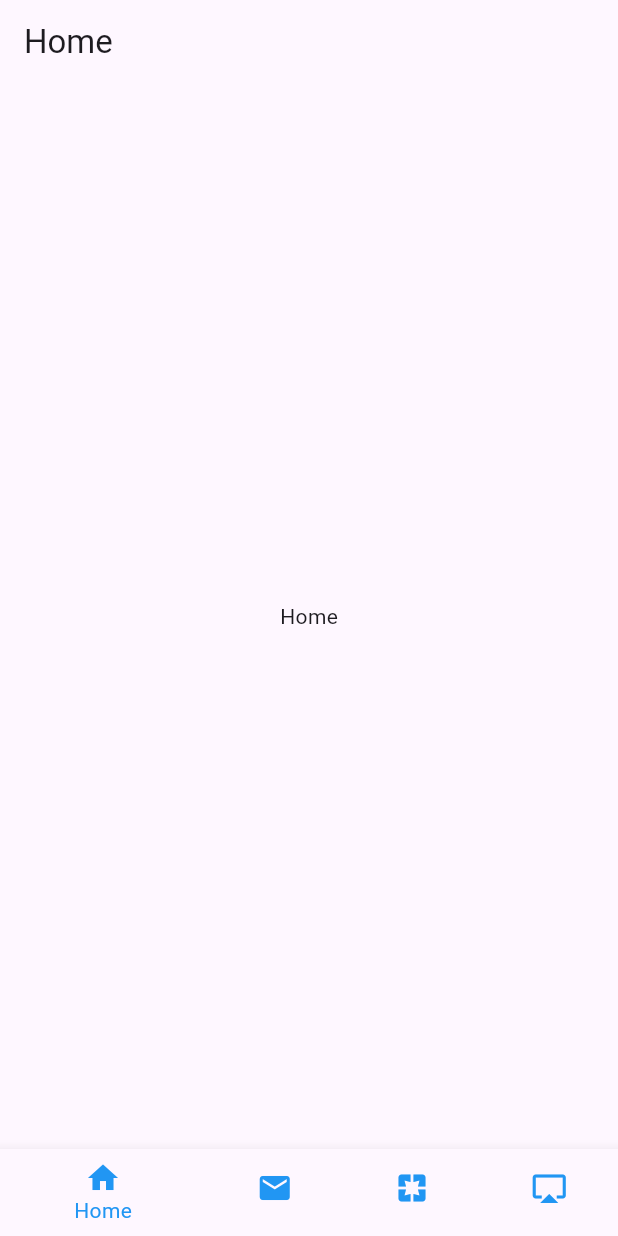
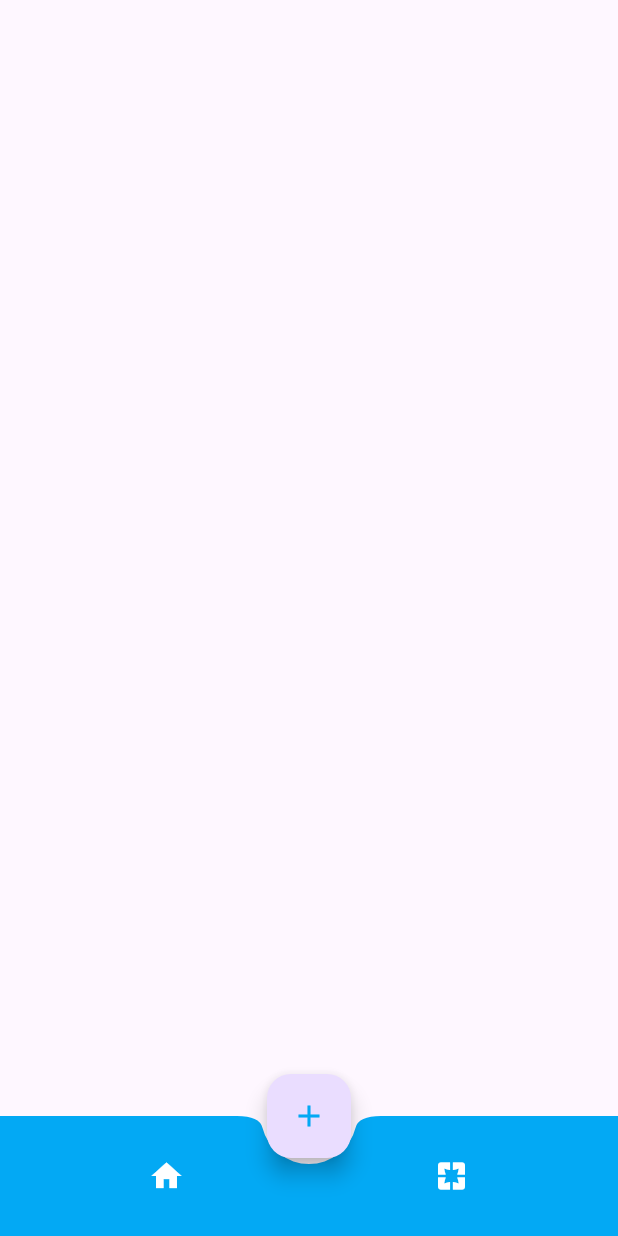
Before and after one commit to redfish-27182/my_flutter_learning, a Flutter app: the screen it shows after launch, on a phone screen of 412 x 824 dp. Run offline on Flutter 3.47's test engine with Material 3 defaults, Android fonts, the light colour scheme and no system bars.

Commit message:
class 17:底部路徑導航，不規則版本

```diff
--- a/lib/bottom_navigation_widget.dart
+++ b/lib/bottom_navigation_widget.dart
@@ -1,105 +1,47 @@
 import 'package:flutter/material.dart';
-import 'pages/email_screen.dart';
-import 'pages/home_screen.dart';
-import 'pages/pages_screen.dart';
-import 'pages/airpay_screen.dart';
 
-// ==========================================
-// 🏠 底部導航欄的主體（外殼積木）
-// ==========================================
-class BottomNavigationWidget extends StatefulWidget {
-  @override
-  // 💡 建立一個「狀態大腦（State）」，用來管理這頁所有會動的資料
-  _BottomNavigationWidgetState createState() => _BottomNavigationWidgetState();
+class BottomAppBarDemo extends StatefulWidget{
+  _BottomAppBarDemoState createState() => _BottomAppBarDemoState();
 }
 
-// ==========================================
-// 🧠 底部導航欄的狀態大腦（實際負責畫畫面與記錄數據）
-// ==========================================
-class _BottomNavigationWidgetState extends State<BottomNavigationWidget> {
-  // 💡 自訂一個顏色變數，未來想換主題色時，只要改這裡，所有按鈕一起變色！
-  final _BottomNavigationWidgetColor = Colors.blue;
+class _BottomAppBarDemoState extends State<BottomAppBarDemo>{
+  @override
+  Widget build(BuildContext context){
+    return Scaffold(
+      floatingActionButton: FloatingActionButton(
+        onPressed: (){},
+        //提示意思，長按才顯示
+        tooltip: '陳鼎云',
+        child: Icon(
+          Icons.add,
+          color:Colors.lightBlue,
+        )
+      ),
+      floatingActionButtonLocation: FloatingActionButtonLocation.miniCenterDocked,
+      bottomNavigationBar: BottomAppBar(
+        color: Colors.lightBlue,
+        shape: CircularNotchedRectangle(),
+        child: Row(
+          mainAxisSize: MainAxisSize.max,
+          mainAxisAlignment: MainAxisAlignment.spaceAround,
+          children: <Widget>[
+            IconButton(
+              icon: Icon(Icons.home),
+              color: Colors.white,
+              onPressed: (){
 
-  // 💡 修正一：變數宣告中間改用分號 `;`，新版空陣列直接用 `[]`
-  int _currentIndex = 0;
-  List<Widget> pagelist = [];
+              },
+            ),
+            IconButton(
+              icon: Icon(Icons.pages),
+              color: Colors.white,
+              onPressed: (){
 
-  // 初始化狀態（這裏寫得超讚！級聯運算子用得很漂亮）
-  @override
-  void initState(){
-    pagelist
-      ..add(HomeScreen())
-      ..add(EmailScreen())
-      ..add(PagesScreen())
-      ..add(AirpayScreen());
-    super.initState();
-  }
-
-  @override
-  Widget build(BuildContext context) {
-    return Scaffold(
-      // 💡 修正二：這行結尾一定要補上「逗號 `,`」
-      body: pagelist[_currentIndex],
-
-      // 💡 bottomNavigationBar 是 Scaffold 專門用來放底部導航欄的骨架位子
-      bottomNavigationBar: BottomNavigationBar(
-
-        // 🔥 關鍵解鎖：當項目 >= 4 個時，必須強制設定為 fixed，否則沒點到的按鈕字體會消失！
-        //type: BottomNavigationBarType.fixed,
-
-        // 💡 修正四：一定要把目前的 index 綁進來，底下的按鈕發亮才會跟著動！
-        currentIndex: _currentIndex,
-
-        // 🎨 設定被點選時的標籤文字顏色
-        selectedItemColor: _BottomNavigationWidgetColor,
-        // 🎨 設定未被點選時的標籤文字顏色（通常用灰色比較有層次感）
-        unselectedItemColor: Colors.grey,
-
-        // 📥 items 陣列：裡面用來擺放導航欄的各個按鈕項目（必須 >= 2 個項目）
-        items: [
-          // 🛑 項目 1：首頁
-          BottomNavigationBarItem(
-            icon: Icon(
-              Icons.home,
-              color: _BottomNavigationWidgetColor,
-            ),
-            label: 'Home', // 新版寫法：直接給純字串，不能寫 Text() 喔！
-          ),
-
-          // 🛑 項目 2：電子郵件
-          BottomNavigationBarItem(
-            icon: Icon(
-              Icons.email,
-              color: _BottomNavigationWidgetColor,
-            ),
-            label: 'Email',
-          ),
-
-          // 🛑 項目 3：分頁
-          BottomNavigationBarItem(
-            icon: Icon(
-              Icons.pages,
-              color: _BottomNavigationWidgetColor,
-            ),
-            label: 'Pages',
-          ),
-
-          // 🛑 項目 4：無線投屏
-          BottomNavigationBarItem(
-            icon: Icon(
-              Icons.airplay,
-              color: _BottomNavigationWidgetColor,
-            ),
-            label: 'Airplay',
-          )
-        ],
-        // index是flutter自帶的
-        onTap: (int index) {
-          setState(() {
-            _currentIndex = index;
-          });
-        },
-      ),
+              },
+            )
+          ]
+        )
+      )
     );
   }
 }
--- a/lib/main.dart
+++ b/lib/main.dart
@@ -8,8 +8,10 @@ class MyApp extends StatelessWidget{
   Widget build(BuildContext context){
     return MaterialApp(
       title:'Flutter bottomNavigationBar',
-      theme: ThemeData.light(),
-      home: BottomNavigationWidget()
+      theme: ThemeData(
+        primarySwatch: Colors.lightBlue
+      ),
+      home: BottomAppBarDemo()
     );
   }
 }
--- a/lib/pages/pages_screen.dart
+++ b/lib/pages/pages_screen.dart
@@ -4,7 +4,7 @@ class PagesScreen extends StatelessWidget{
   @override
   Widget build (BuildContext context){
     return Scaffold(
-      appBar:AppBar(title: Text('Home')),
+      appBar: AppBar(title: Text('Home')),
       body: Center(child: Text('Home'))
     );
   }
```
